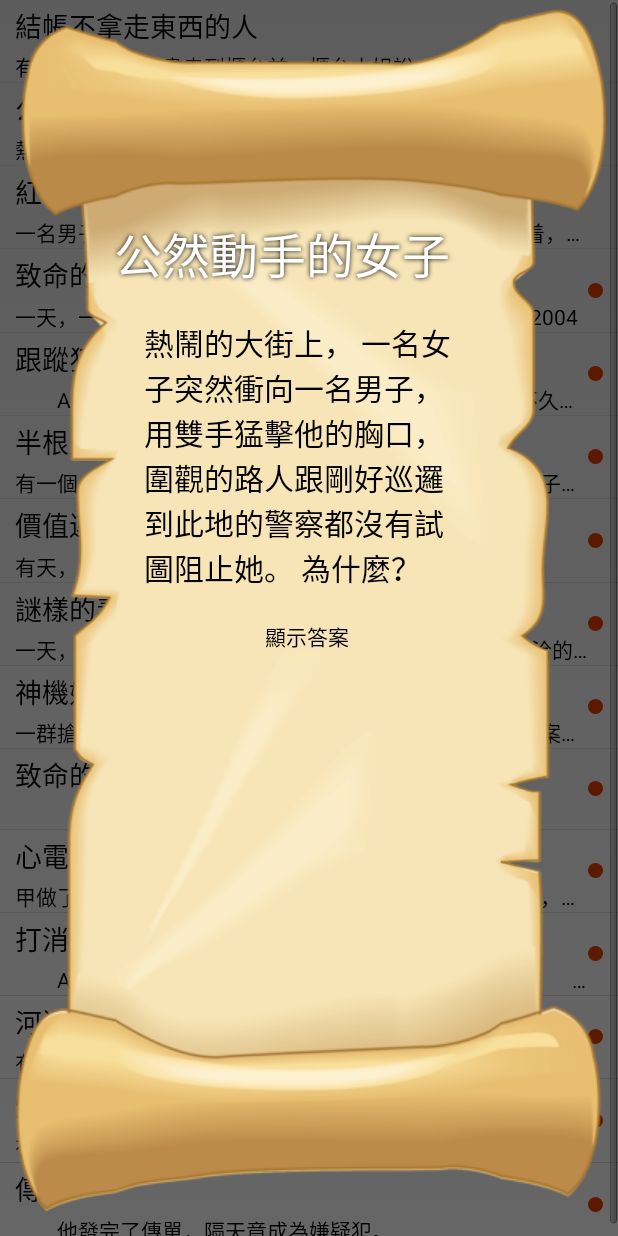
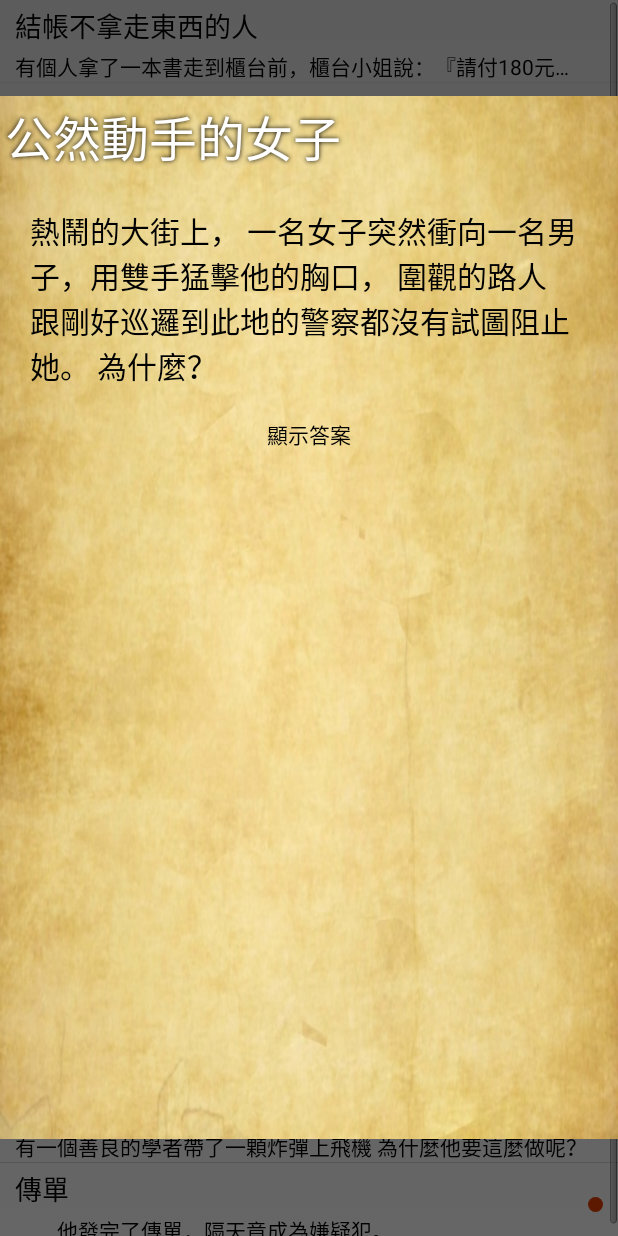
Before and after one commit to s011208/TurtleSoup, an Android app: the fragment StoryList shown on its own in the app's theme, after a tap on an icon or button, on a phone screen of 412 x 824 dp. Run offline under Robolectric (Android 15) with nearby library versions, the phone set to English and light mode, and no system bars; 1 other tap on this screen came first.

Commit message:
v4 change dialog background under sw360dp

```diff
--- a/app/build.gradle
+++ b/app/build.gradle
@@ -8,8 +8,8 @@ android {
         applicationId "com.bj4.yhh.turtlesoup"
         minSdkVersion 15
         targetSdkVersion 21
-        versionCode 3
-        versionName "201502121"
+        versionCode 4
+        versionName "201502181"
     }
     buildTypes {
         release {
--- a/app/src/main/AndroidManifest.xml
+++ b/app/src/main/AndroidManifest.xml
@@ -1,7 +1,7 @@
 <?xml version="1.0" encoding="utf-8"?>
 <manifest xmlns:android="http://schemas.android.com/apk/res/android"
-    android:versionCode="3"
-    android:versionName="201502101"
+    android:versionCode="4"
+    android:versionName="201502181"
     package="com.bj4.yhh.turtlesoup">
 
     <uses-sdk android:minSdkVersion="14"></uses-sdk>
--- a/app/src/main/java/com/bj4/yhh/turtlesoup/StoryContentDialog.java
+++ b/app/src/main/java/com/bj4/yhh/turtlesoup/StoryContentDialog.java
@@ -4,6 +4,7 @@ import android.app.Dialog;
 import android.app.DialogFragment;
 import android.content.Context;
 import android.os.Bundle;
+import android.util.DisplayMetrics;
 import android.view.LayoutInflater;
 import android.view.View;
 import android.view.Window;
@@ -70,4 +71,19 @@ public class StoryContentDialog extends DialogFragment {
         });
         return parent;
     }
+
+    @Override
+    public void onResume() {
+        super.onResume();
+        Dialog dialog = getDialog();
+        if (dialog != null) {
+            final DisplayMetrics metrics = getActivity().getResources().getDisplayMetrics();
+            final int displayH = metrics.heightPixels;
+            final int displayW = metrics.widthPixels;
+            final float density = metrics.density;
+            if (Math.min(displayH, displayW) / density <= 360) {
+                dialog.getWindow().setLayout((int) (displayW * 0.8f), (int) (displayH * 0.8f));
+            }
+        }
+    }
 }
--- a/app/src/main/res/layout/story_dialog.xml
+++ b/app/src/main/res/layout/story_dialog.xml
@@ -15,6 +15,7 @@
         android:shadowRadius="4"
         android:singleLine="true"
         android:textSize="32sp"
+        android:padding="@dimen/story_dialog_title_padding"
         android:layout_height="wrap_content" />
 
     <ScrollView
--- a/app/src/main/res/values-sw600dp/dimens.xml
+++ b/app/src/main/res/values-sw600dp/dimens.xml
@@ -1,3 +1,4 @@
 <resources>
     <integer name="items_paer_page">20</integer>
+    <dimen name="story_dialog_title_padding">0dp</dimen>
 </resources>
--- a/app/src/main/res/values/dimens.xml
+++ b/app/src/main/res/values/dimens.xml
@@ -11,4 +11,5 @@
 
     <dimen name="entry_text_size">30sp</dimen>
     <dimen name="entry_text_padding">16dp</dimen>
+    <dimen name="story_dialog_title_padding">3dp</dimen>
 </resources>
```
Also changed, not shown: app/src/main/res/drawable-sw600dp/content_bg.9.png (renamed from app/src/main/res/drawable/content_bg.9.png), app/src/main/res/drawable/content_bg.jpg (added), 1 other file.
